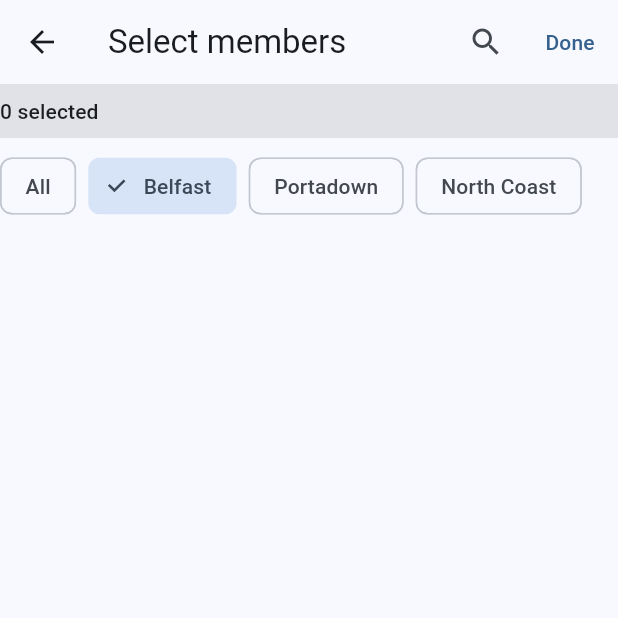
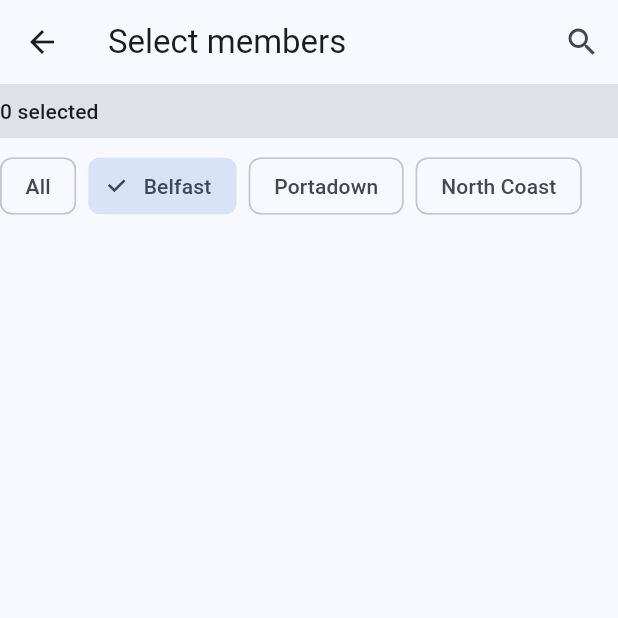
Before and after one commit to DeigoC/ctrim_app, a Flutter app: the SelectUsersPage screen opened directly with empty values, on a phone screen of 412 x 824 dp, the top half of it. Run offline on Flutter 3.47's test engine with Material 3 defaults, Android fonts, the phone set to English and light mode, and no system bars; our stand-ins replace cloud_firestore, cloud_functions, firebase_analytics, firebase_auth, firebase_core, firebase_messaging and 6 more; missing offline and left inert: avatar_stack, firebase_app_check, flutter_quill, universal_html; accounts and stored records are empty; network calls fail.

Commit message:
Auto-save user selection when closing SelectUsersPage
Return the current selection on back navigation instead of requiring
an explicit Done tap. Removes the Done button since closing the page
now applies changes automatically for all picker call sites.

Co-authored-by: Diego Collado <DeigoC@users.noreply.github.com>

```diff
--- a/lib/pages/personal/select_users_page.dart
+++ b/lib/pages/personal/select_users_page.dart
@@ -16,8 +16,9 @@ import 'package:provider/provider.dart';
 
 /// Full-screen multi-select picker for volunteers.
 ///
-/// Returns the selected user IDs via [Navigator.pop]. Intended as the shared
-/// entry point for schedule assignees, contributors, and future user pickers.
+/// Returns the selected user IDs via [Navigator.pop] when the page is closed
+/// (back gesture, app bar back, or system back). Intended as the shared entry
+/// point for schedule assignees, contributors, and future user pickers.
 class SelectUsersPage extends StatefulWidget {
   const SelectUsersPage({
     super.key,
@@ -103,7 +104,14 @@ class _SelectUsersPageState extends State<SelectUsersPage> {
           _searchQuery.trim().isNotEmpty &&
           filteredUsers.isEmpty;
 
-      return Scaffold(
+      return PopScope(
+        canPop: false,
+        onPopInvokedWithResult: (didPop, result) {
+          if (!didPop) {
+            Navigator.of(context).pop(_selectedUIDs.toList());
+          }
+        },
+        child: Scaffold(
           appBar: AppBar(
             title: _isSearching
                 ? AppSearchBar(
@@ -128,10 +136,6 @@ class _SelectUsersPageState extends State<SelectUsersPage> {
                     }
                   });
                 },
-            ),
-            TextButton(
-              onPressed: () => Navigator.of(context).pop(_selectedUIDs.toList()),
-              child: Text(l10n.selectUsersDone),
               ),
             ],
           ),
@@ -242,6 +246,7 @@ class _SelectUsersPageState extends State<SelectUsersPage> {
                       ),
               ),
             ],
+          ),
         ),
       );
     });
```
Lines whose indentation alone changed are shown as unchanged.
